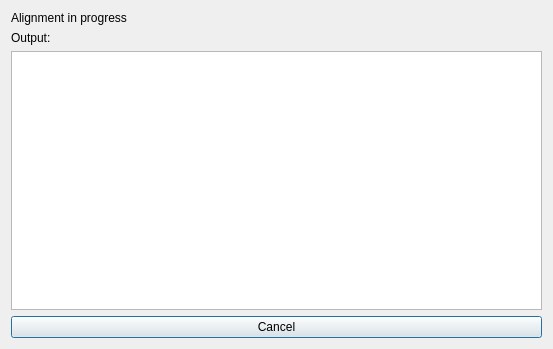
The window that ccaligner-gui/progressdialog.ui (alufers/ccaligner-gui) describes before a commit, drawn with Qt 5.
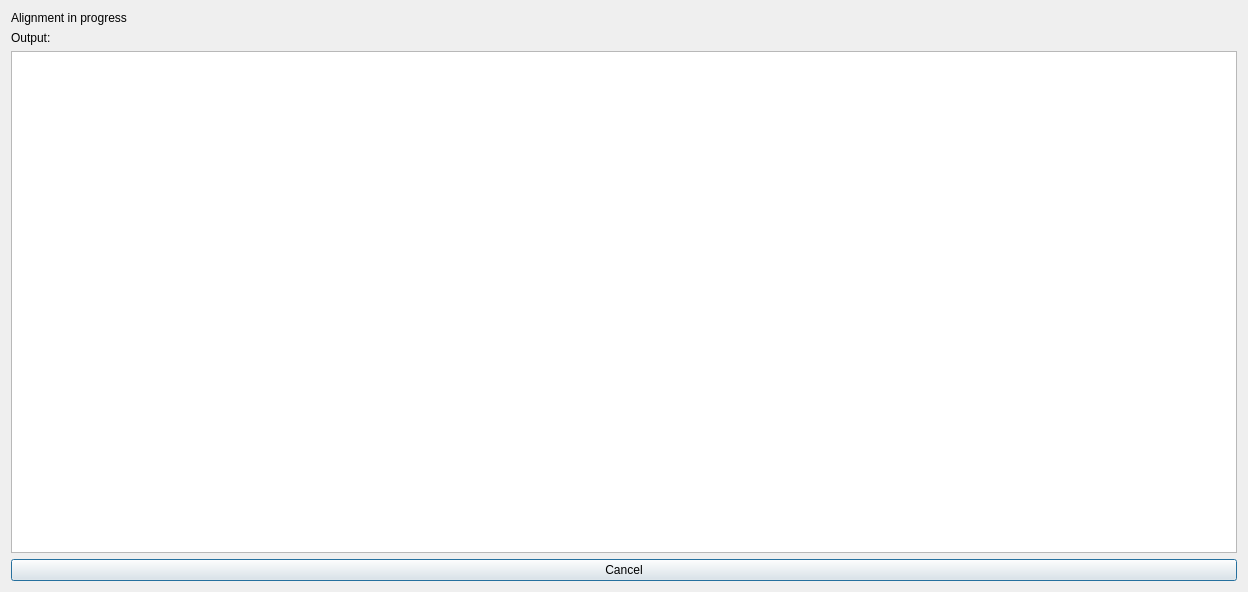
The same window after the commit.

Commit message: Added warning to readme

What changed in the file:
```diff
--- a/ccaligner-gui/progressdialog.ui
+++ b/ccaligner-gui/progressdialog.ui
@@ -6,8 +6,8 @@
    <rect>
     <x>0</x>
     <y>0</y>
-    <width>553</width>
-    <height>349</height>
+    <width>1248</width>
+    <height>592</height>
    </rect>
   </property>
   <property name="windowTitle">
```
The commit also changes 1 other file.
